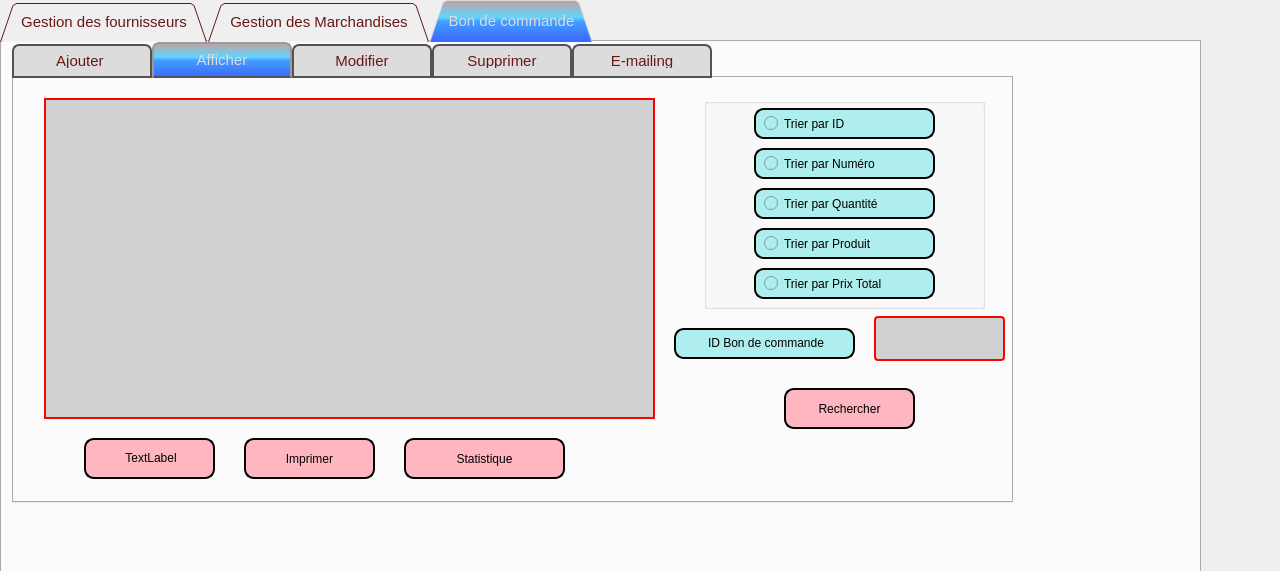
AbirAyari1/Event_Planner_2A6, file dialogamen.ui: the form before one commit.
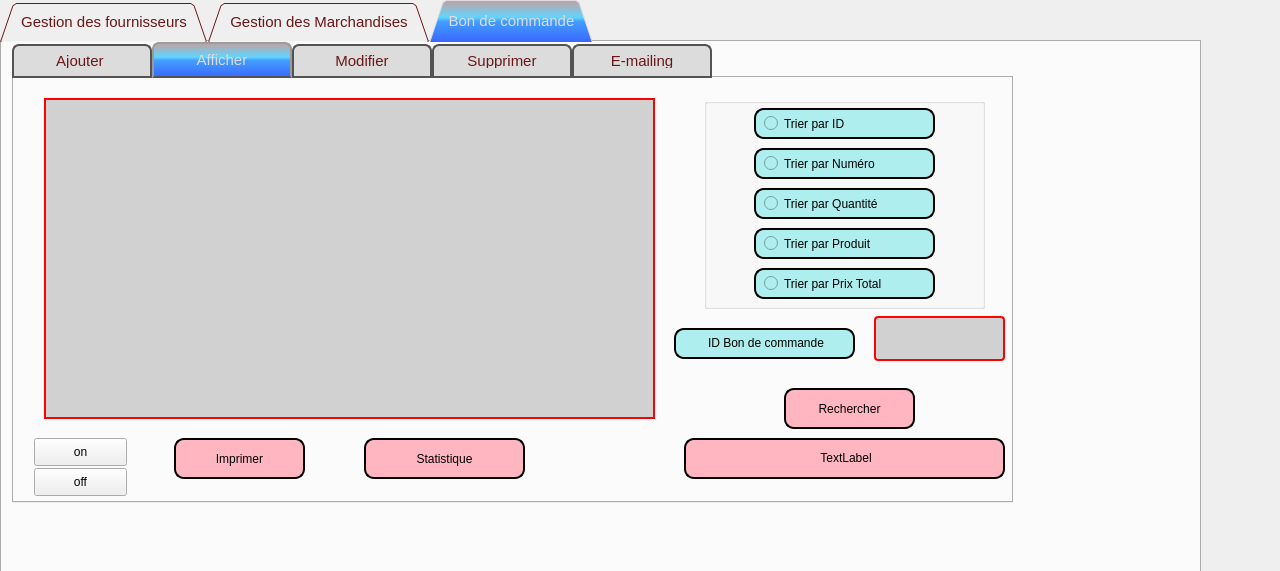
The form after the commit. Icons and pictures are not drawn.

The edit to the form file:
```diff
--- a/dialogamen.ui
+++ b/dialogamen.ui
@@ -1881,7 +1881,7 @@
       <widget class="QPushButton" name="pushButton_imprimer_commande">
        <property name="geometry">
         <rect>
-         <x>230</x>
+         <x>160</x>
          <y>360</y>
          <width>131</width>
          <height>41</height>
@@ -1901,7 +1901,7 @@
       <widget class="QPushButton" name="pushButton_Statistique">
        <property name="geometry">
         <rect>
-         <x>390</x>
+         <x>350</x>
          <y>360</y>
          <width>161</width>
          <height>41</height>
@@ -1921,9 +1921,9 @@
       <widget class="QLabel" name="label_2">
        <property name="geometry">
         <rect>
-         <x>70</x>
+         <x>670</x>
          <y>360</y>
-         <width>131</width>
+         <width>321</width>
          <height>41</height>
         </rect>
        </property>
@@ -1938,6 +1938,32 @@
         <string>&lt;html&gt;&lt;head/&gt;&lt;body&gt;&lt;p align=&quot;center&quot;&gt;TextLabel&lt;/p&gt;&lt;/body&gt;&lt;/html&gt;</string>
        </property>
       </widget>
+      <widget class="QPushButton" name="pushButton">
+       <property name="geometry">
+        <rect>
+         <x>20</x>
+         <y>360</y>
+         <width>93</width>
+         <height>28</height>
+        </rect>
+       </property>
+       <property name="text">
+        <string>on</string>
+       </property>
+      </widget>
+      <widget class="QPushButton" name="pushButton_2">
+       <property name="geometry">
+        <rect>
+         <x>20</x>
+         <y>390</y>
+         <width>93</width>
+         <height>28</height>
+        </rect>
+       </property>
+       <property name="text">
+        <string>off</string>
+       </property>
+      </widget>
      </widget>
      <widget class="QWidget" name="tab_19">
       <attribute name="title">
```
